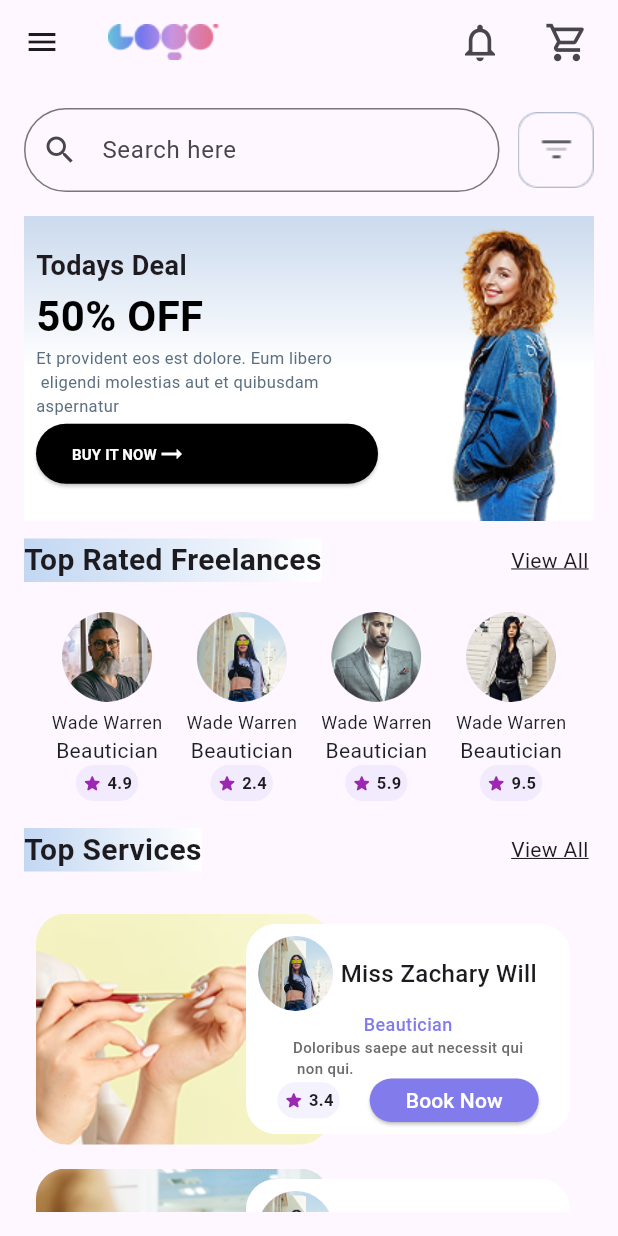
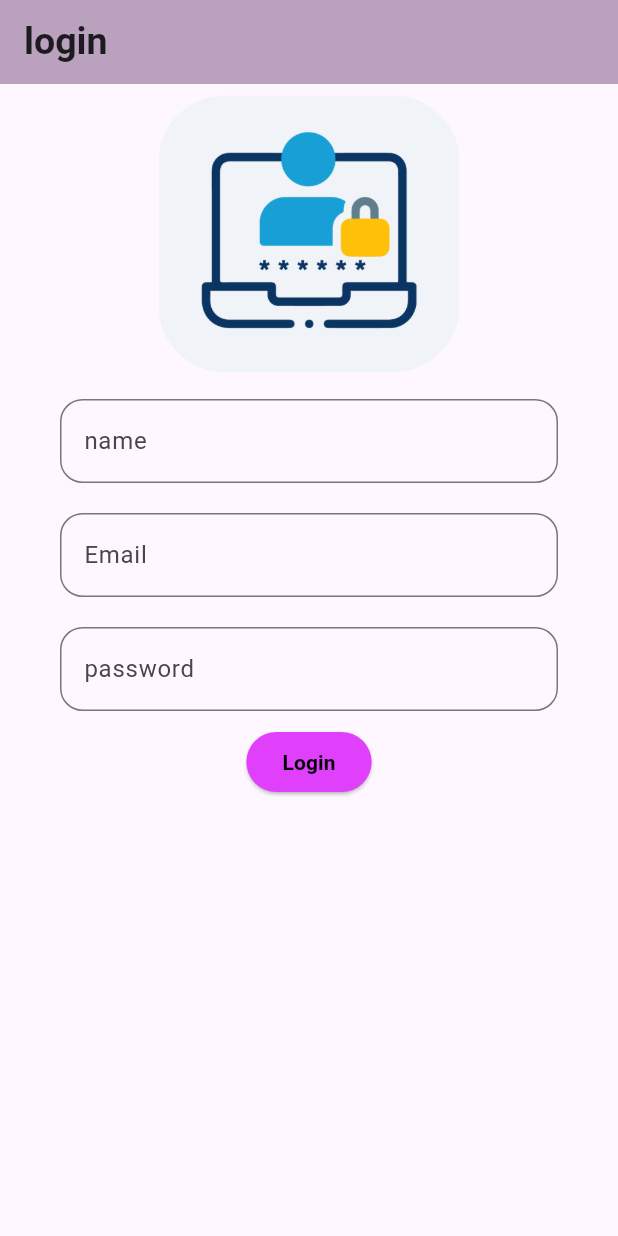
Before and after one commit to mahashamaly/task1, a Flutter app: the screen it shows after launch, on a phone screen of 412 x 824 dp. Run offline on Flutter 3.47's test engine with Material 3 defaults, Android fonts, the phone set to English and light mode, and no system bars.

```diff
--- a/lib/Secreens/home.dart
+++ b/lib/Secreens/home.dart
@@ -10,10 +10,13 @@ class Home extends StatelessWidget {
   @override
   Widget build(BuildContext context) {
     return Scaffold(
+
       appBar: AppBar(
         titleSpacing: 16,
 
-        leading: IconButton(onPressed: () {}, icon: Icon(Icons.menu)),
+        leading: IconButton(onPressed: () {
+          Navigator.pop(context);
+        }, icon: Icon(Icons.arrow_back)),
         title: Image.asset('assets/img/logo.png'),
         actions: [
           IconButton(
--- /dev/null
+++ b/lib/Secreens/widgets/custam_text_faild.dart
@@ -0,0 +1,34 @@
+import 'package:flutter/material.dart';
+
+class CustamTextFaild extends StatelessWidget {
+CustamTextFaild({super.key, this.hint, this.ispassword=false,required this.cont});
+
+
+
+final String ?hint;
+final bool ispassword;
+final TextEditingController cont;
+  @override
+  Widget build(BuildContext context) {
+    return   Padding(
+              padding: const EdgeInsets.symmetric(vertical:10,horizontal: 40 ),
+              child: TextFormField(
+                controller:cont,
+
+                obscureText: ispassword,
+               decoration: InputDecoration(
+                hintText: hint,
+                border: OutlineInputBorder(borderRadius: BorderRadius.circular(15))
+               ),
+              //  validator: (String?value){
+              //   if(value?.isEmpty??false){
+              //     return "enter this faild";
+
+              //   }
+              //   return null;
+              //  }
+              ),
+
+            );
+  }
+}
--- a/lib/Secreens/widgets/description.dart
+++ b/lib/Secreens/widgets/description.dart
@@ -75,6 +75,7 @@ class Description extends StatelessWidget {
                                 ),
                                 foregroundColor: MaterialStateProperty.all(
                                   Color(0xffFFFFFF),
+
                                 ),
                               ),
                             ),
--- /dev/null
+++ b/lib/login.dart
@@ -0,0 +1,97 @@
+import 'package:flutter/material.dart';
+import 'package:task1/Secreens/home.dart';
+import 'package:task1/Secreens/widgets/custam_text_faild.dart';
+
+class Login extends StatelessWidget {
+   Login({super.key,});
+
+TextEditingController namecont = TextEditingController();
+TextEditingController emailcont = TextEditingController();
+TextEditingController passwordcont = TextEditingController();
+ final GlobalKey< FormState> _key = GlobalKey<FormState>();
+
+
+
+  @override
+  Widget build(BuildContext context) {
+    return Scaffold(
+      appBar: AppBar(
+        backgroundColor: const Color.fromARGB(255, 186, 161, 190),
+        title: Text(
+          "login",
+          style: TextStyle(fontSize: 25, fontWeight: FontWeight.bold),
+        ),
+      ),
+      body: Center(
+        child: Form(
+          key: _key,
+          child: Column(
+            children: [
+              Image.asset(
+                'assets/img/Disable Login Page-Icon.png',
+                height: 200,
+              ),
+              CustamTextFaild(hint: 'name',cont:namecont),
+              CustamTextFaild(hint: 'Email',cont:emailcont),
+              CustamTextFaild(hint: 'password', ispassword: true, cont:passwordcont ),
+              ElevatedButton(
+                onPressed: () {
+                  login(context);
+
+                },
+                child: Text(
+                  "Login",
+                  style: TextStyle(fontWeight: FontWeight.bold),
+                ),
+                style: ButtonStyle(
+                  backgroundColor: MaterialStateProperty.all(
+                    Colors.purpleAccent,
+                  ),
+                  foregroundColor: MaterialStateProperty.all(Colors.black),
+                ),
+              ),
+            ],
+          ),
+        ),
+      ),
+    );
+  }
+  login(BuildContext context) {
+   var name= namecont.text;
+    var email= emailcont.text;
+    var password =passwordcont.text;
+
+
+    if(name.isEmpty||email.isEmpty||password.isEmpty){
+     ScaffoldMessenger.of(context).showSnackBar(
+       SnackBar(content:Text('Enter valid credentials '))
+
+      );
+    }else{
+      if(name.length>=8 &&  email.contains("@")&&email.contains(".")&&password.length>6){
+
+
+Navigator.push(
+    context,
+    MaterialPageRoute(
+      builder: (context) {
+        return Home();
+      },
+    ),
+  );
+  //تنظيف الحقول بعد النجاح
+   namecont.clear();
+    emailcont.clear();
+    passwordcont.clear();
+
+      }else{
+        ScaffoldMessenger.of(context).showSnackBar(
+       SnackBar(content:Text('Invalid credentials. Please check your input'))
+        );
+      }
+
+    }
+
+
+}
+}
--- a/lib/main.dart
+++ b/lib/main.dart
@@ -1,5 +1,6 @@
 import 'package:flutter/material.dart';
 import 'package:task1/Secreens/home.dart';
+import 'package:task1/login.dart';
 
 
 void main() {
@@ -17,7 +18,7 @@ class MyApp extends StatelessWidget {
       title: 'Flutter Demo',
 
 
-      home: Home()
+      home: Login()
     );
   }
 }
```
Also changed, not shown: assets/img/Disable Login Page-Icon.png (added).
